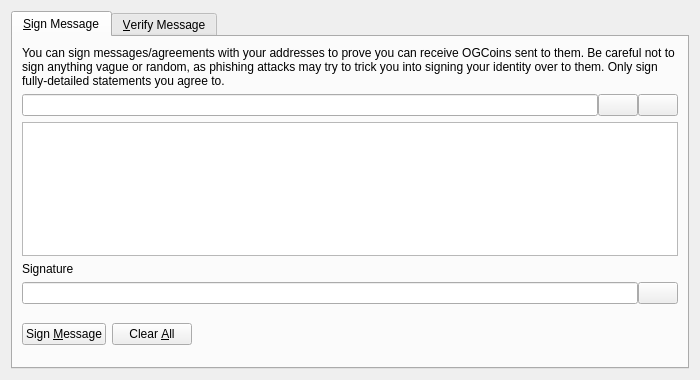
This is src/qt/forms/signverifymessagedialog.ui in minblock/ogkushcoin as Qt 5 draws it before an edit. The edited form follows.
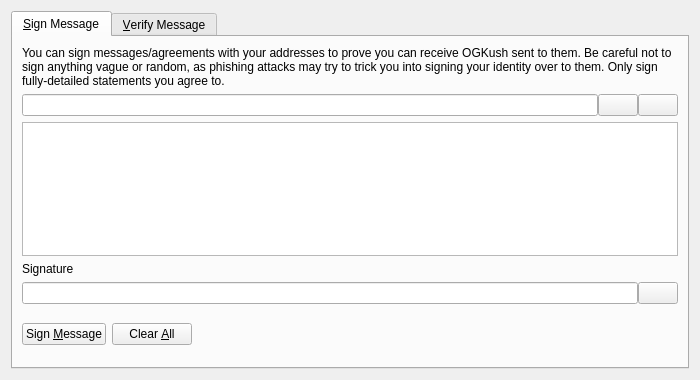
This is the edited form. Icons and pictures are not drawn. Custom widgets are drawn as their Qt base class.

What changed in the file:
```diff
--- a/src/qt/forms/signverifymessagedialog.ui
+++ b/src/qt/forms/signverifymessagedialog.ui
@@ -30,7 +30,7 @@
        <item>
         <widget class="QLabel" name="infoLabel_SM">
          <property name="text">
-          <string>You can sign messages/agreements with your addresses to prove you can receive OGCoins sent to them. Be careful not to sign anything vague or random, as phishing attacks may try to trick you into signing your identity over to them. Only sign fully-detailed statements you agree to.</string>
+          <string>You can sign messages/agreements with your addresses to prove you can receive OGKush sent to them. Be careful not to sign anything vague or random, as phishing attacks may try to trick you into signing your identity over to them. Only sign fully-detailed statements you agree to.</string>
          </property>
          <property name="textFormat">
           <enum>Qt::PlainText</enum>
```
